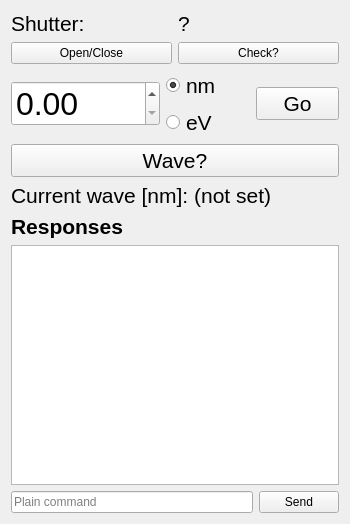
First picture: the form in GUI/UI/orielWidgetUI.ui, repository ISeeBugsEverywhere/pyIP, before the edit.
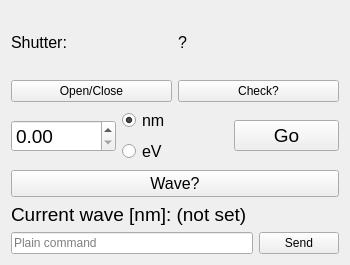
Second picture: the form after the edit. Icons and pictures are not drawn.

```diff
--- a/GUI/UI/orielWidgetUI.ui
+++ b/GUI/UI/orielWidgetUI.ui
@@ -7,7 +7,7 @@
     <x>0</x>
     <y>0</y>
     <width>350</width>
-    <height>524</height>
+    <height>265</height>
    </rect>
   </property>
   <property name="sizePolicy">
@@ -26,13 +26,20 @@
    <string>Form</string>
   </property>
   <layout class="QGridLayout" name="gridLayout_3">
+   <item row="2" column="1">
+    <widget class="QPushButton" name="sendCmdBtn">
+     <property name="text">
+      <string>Send</string>
+     </property>
+    </widget>
+   </item>
    <item row="1" column="0" colspan="2">
     <layout class="QGridLayout" name="gridLayout">
      <item row="2" column="0" colspan="3">
       <widget class="QPushButton" name="waveBtn">
        <property name="font">
         <font>
-         <pointsize>16</pointsize>
+         <pointsize>12</pointsize>
         </font>
        </property>
        <property name="text">
@@ -44,7 +51,7 @@
       <widget class="QRadioButton" name="nmRadioBtn">
        <property name="font">
         <font>
-         <pointsize>16</pointsize>
+         <pointsize>12</pointsize>
         </font>
        </property>
        <property name="text">
@@ -59,7 +66,7 @@
       <widget class="QDoubleSpinBox" name="entryBox">
        <property name="font">
         <font>
-         <pointsize>24</pointsize>
+         <pointsize>14</pointsize>
         </font>
        </property>
        <property name="maximum">
@@ -71,7 +78,7 @@
       <widget class="QRadioButton" name="evRadioBtn">
        <property name="font">
         <font>
-         <pointsize>16</pointsize>
+         <pointsize>12</pointsize>
         </font>
        </property>
        <property name="text">
@@ -83,7 +90,7 @@
       <widget class="QPushButton" name="goBtn">
        <property name="font">
         <font>
-         <pointsize>16</pointsize>
+         <pointsize>14</pointsize>
         </font>
        </property>
        <property name="text">
@@ -105,7 +112,7 @@
       <widget class="QLabel" name="waveLabel">
        <property name="font">
         <font>
-         <pointsize>16</pointsize>
+         <pointsize>14</pointsize>
         </font>
        </property>
        <property name="text">
@@ -116,43 +123,19 @@
     </layout>
    </item>
    <item row="2" column="0">
-    <widget class="QLabel" name="label_3">
-     <property name="font">
-      <font>
-       <pointsize>16</pointsize>
-       <weight>75</weight>
-       <bold>true</bold>
-      </font>
-     </property>
-     <property name="text">
-      <string>Responses</string>
-     </property>
-    </widget>
-   </item>
-   <item row="3" column="0" colspan="2">
-    <widget class="QPlainTextEdit" name="responsesField"/>
-   </item>
-   <item row="4" column="0">
     <widget class="QLineEdit" name="plainCmdBox">
      <property name="placeholderText">
       <string>Plain command</string>
      </property>
     </widget>
    </item>
-   <item row="4" column="1">
-    <widget class="QPushButton" name="sendCmdBtn">
-     <property name="text">
-      <string>Send</string>
-     </property>
-    </widget>
-   </item>
    <item row="0" column="0" colspan="2">
     <layout class="QGridLayout" name="gridLayout_2">
-     <item row="2" column="0">
+     <item row="0" column="0">
       <widget class="QLabel" name="label">
        <property name="font">
         <font>
-         <pointsize>16</pointsize>
+         <pointsize>12</pointsize>
         </font>
        </property>
        <property name="text">
@@ -160,25 +143,25 @@
        </property>
       </widget>
      </item>
-     <item row="3" column="2">
-      <widget class="QPushButton" name="shutterCheckBtn">
-       <property name="text">
-        <string>Check?</string>
-       </property>
-      </widget>
-     </item>
-     <item row="3" column="0">
+     <item row="1" column="0">
       <widget class="QPushButton" name="shutterToggleBtn">
        <property name="text">
         <string>Open/Close</string>
        </property>
       </widget>
      </item>
-     <item row="2" column="2">
+     <item row="1" column="1">
+      <widget class="QPushButton" name="shutterCheckBtn">
+       <property name="text">
+        <string>Check?</string>
+       </property>
+      </widget>
+     </item>
+     <item row="0" column="1">
       <widget class="QLabel" name="shutterStatusLabel">
        <property name="font">
         <font>
-         <pointsize>16</pointsize>
+         <pointsize>12</pointsize>
         </font>
        </property>
        <property name="text">
```
